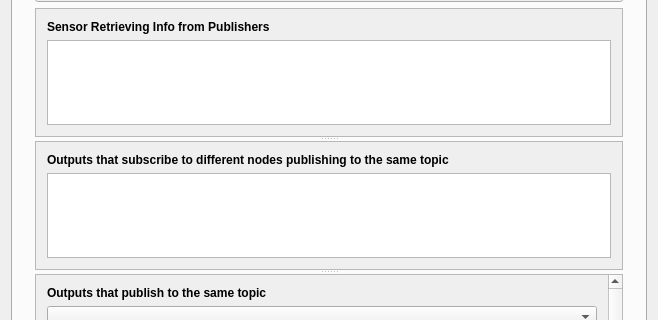
The window that rqt_grounding_and_analysis/resource/MappingAndAnalysisPlugin.ui (VerifiableRobotics/LTL_stack) describes before a commit, drawn with Qt 5; both pictures show x 0 to 658 and y 193 to 513 of the 658 by 685 pixel window.
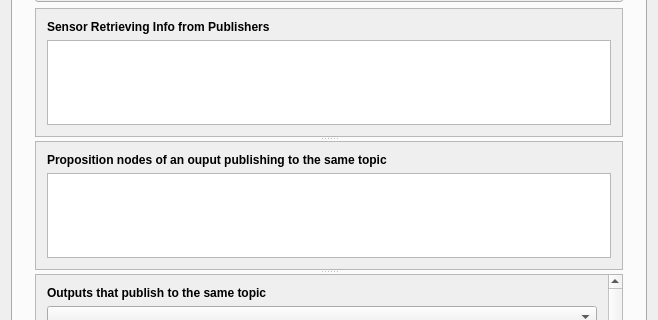
The same window after the commit. The open tabs and pages were chosen to show the change.

Commit message: fixed error in finding same topic from same output prop

The edit to the form file:
```diff
--- a/rqt_grounding_and_analysis/resource/MappingAndAnalysisPlugin.ui
+++ b/rqt_grounding_and_analysis/resource/MappingAndAnalysisPlugin.ui
@@ -507,7 +507,7 @@
                    </font>
                   </property>
                   <property name="text">
-                   <string>Outputs that subscribe to different nodes publishing to the same topic</string>
+                   <string>Proposition nodes of an ouput publishing to the same topic</string>
                   </property>
                  </widget>
                 </item>
```
The commit also changes 2 other files.
